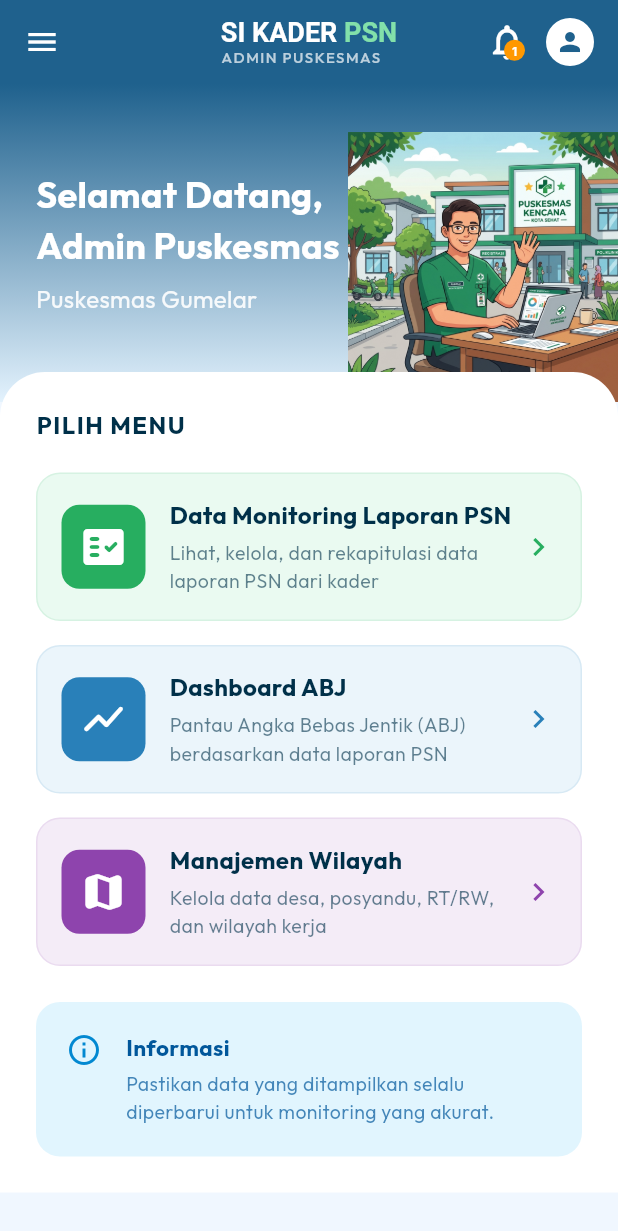
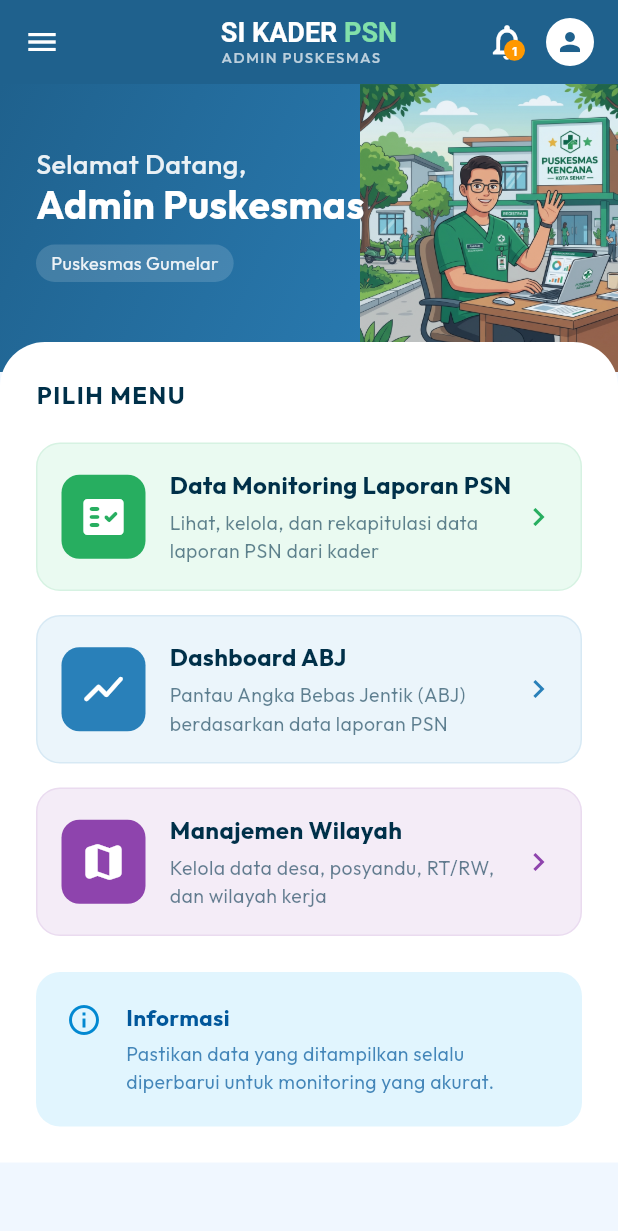
Before and after one commit to kiyerivia/sikadercantik, a Flutter app: the _AdminDashboard screen opened directly with empty values, on a phone screen of 412 x 824 dp. Shown: the top 1231 px of the screen. Run offline on Flutter 3.47's test engine with Material 3 defaults, Android fonts, the phone set to English and light mode, and no system bars; our stand-ins replace flutter_dotenv, flutter_hooks, font_awesome_flutter, go_router, google_fonts, hooks_riverpod and 1 more; accounts and stored records are empty.

Commit message:
style: refine admin dashboard hero section for a more professional look

```diff
--- a/lib/features/dashboard/dashboard_screen.dart
+++ b/lib/features/dashboard/dashboard_screen.dart
@@ -471,43 +471,68 @@ class _AdminDashboard extends ConsumerWidget {
             // Hero Section
             Container(
               width: double.infinity,
-              padding: const EdgeInsets.fromLTRB(24, 32, 0, 0),
               decoration: const BoxDecoration(
                 gradient: LinearGradient(
-                  begin: Alignment.topCenter,
-                  end: Alignment.bottomCenter,
-                  colors: [Color(0xFF1F618D), Color(0xFFE3F2FD)],
+                  begin: Alignment.topLeft,
+                  end: Alignment.bottomRight,
+                  colors: [Color(0xFF1F618D), Color(0xFF2E86C1)],
                 ),
               ),
-              child: Row(
+              child: Stack(
                 children: [
-                  Expanded(
+                  Positioned(
+                    right: -20,
+                    bottom: 0,
+                    top: 0,
+                    child: Opacity(
+                      opacity: 0.9,
+                      child: Image.asset(
+                        'assets/images/admin_dashboard_illustration.png',
+                        fit: BoxFit.contain,
+                        alignment: Alignment.bottomRight,
+                        errorBuilder: (context, error, stackTrace) => const SizedBox.shrink(),
+                      ),
+                    ),
+                  ),
+                  Padding(
+                    padding: const EdgeInsets.fromLTRB(24, 40, 140, 60),
                     child: Column(
                       crossAxisAlignment: CrossAxisAlignment.start,
                       children: [
                         Text(
                           'Selamat Datang,',
-                          style: GoogleFonts.outfit(color: Colors.white, fontSize: 24, fontWeight: FontWeight.bold),
+                          style: GoogleFonts.outfit(
+                            color: Colors.white.withOpacity(0.9),
+                            fontSize: 18,
+                            fontWeight: FontWeight.w500,
+                          ),
                         ),
                         Text(
                           'Admin Puskesmas',
-                          style: GoogleFonts.outfit(color: Colors.white, fontSize: 24, fontWeight: FontWeight.bold),
+                          style: GoogleFonts.outfit(
+                            color: Colors.white,
+                            fontSize: 26,
+                            fontWeight: FontWeight.bold,
+                            height: 1.1,
+                          ),
                         ),
-                        const SizedBox(height: 8),
-                        Text(
-                          'Puskesmas Gumelar',
-                          style: GoogleFonts.outfit(color: Colors.white.withOpacity(0.9), fontSize: 16),
+                        const SizedBox(height: 12),
+                        Container(
+                          padding: const EdgeInsets.symmetric(horizontal: 10, vertical: 4),
+                          decoration: BoxDecoration(
+                            color: Colors.white.withOpacity(0.15),
+                            borderRadius: BorderRadius.circular(20),
+                          ),
+                          child: Text(
+                            'Puskesmas Gumelar',
+                            style: GoogleFonts.outfit(
+                              color: Colors.white.withOpacity(0.9),
+                              fontSize: 12,
+                              fontWeight: FontWeight.w400,
+                            ),
+                          ),
                         ),
-                        const SizedBox(height: 32),
                       ],
-                    ),
-                  ),
-                  SizedBox(
-                    height: 180,
-                    child: Image.asset(
-                      'assets/images/admin_dashboard_illustration.png',
-                      fit: BoxFit.contain,
-                      errorBuilder: (context, error, stackTrace) => const SizedBox.shrink(),
                     ),
                   ),
                 ],
```
